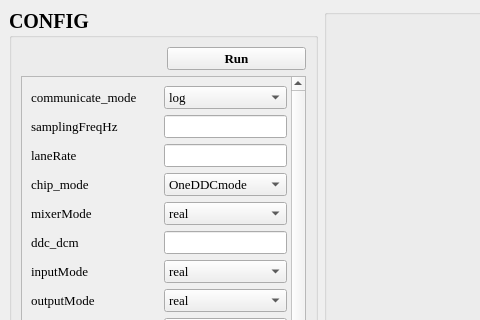
Old version of the form ui_file/box_usb_link.ui in the repository zcj319319/9035_project; both pictures show x 0 to 480 and y 0 to 320 of the 1267 by 916 pixel window.
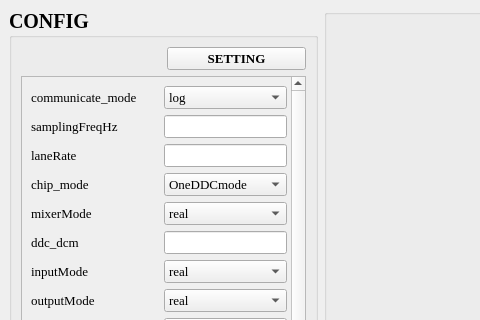
New version of the form. Icons and pictures are not drawn.

```diff
--- a/ui_file/box_usb_link.ui
+++ b/ui_file/box_usb_link.ui
@@ -43,7 +43,7 @@
           </font>
          </property>
          <property name="text">
-          <string>Run</string>
+          <string>SETTING</string>
          </property>
         </widget>
        </item>
```
